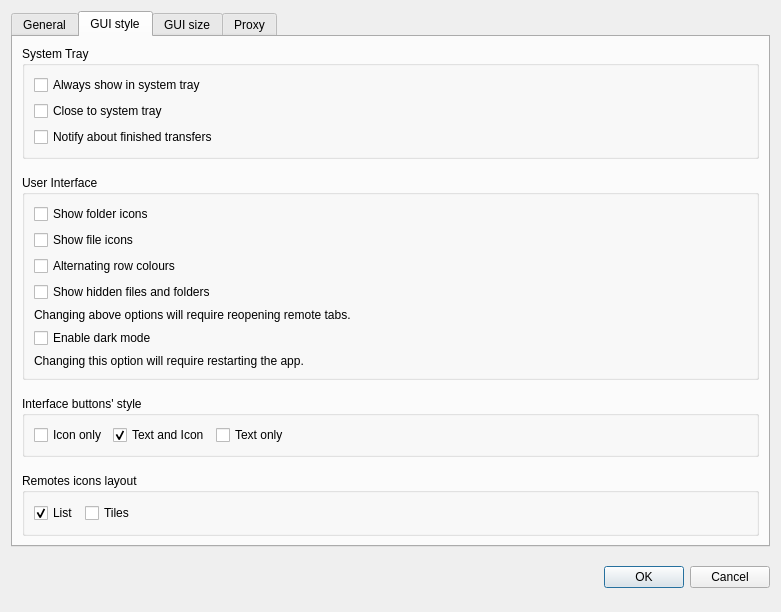
This is src/preferences_dialog.ui in holazt/RcloneBrowser as Qt 5 draws it before an edit. The edited form follows.
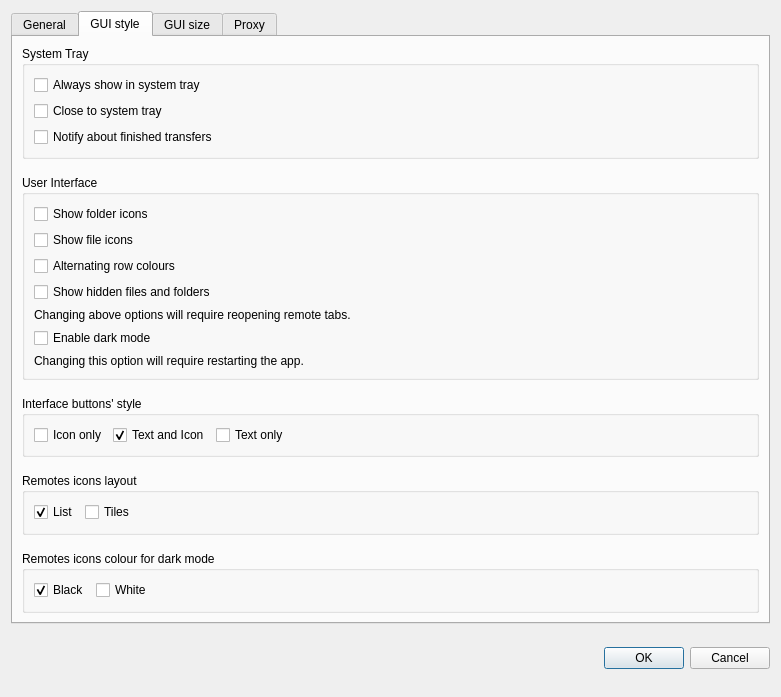
This is the edited form. The open tabs and pages were chosen to show the change.

Commit message:
dark mode refinement
new colour scheme  + remotes icons colour optional

```diff
--- a/src/preferences_dialog.ui
+++ b/src/preferences_dialog.ui
@@ -7,7 +7,7 @@
     <x>0</x>
     <y>0</y>
     <width>781</width>
-    <height>612</height>
+    <height>697</height>
    </rect>
   </property>
   <property name="sizePolicy">
@@ -666,6 +666,67 @@
          </layout>
         </widget>
        </item>
+       <item>
+        <spacer name="verticalSpacer_9">
+         <property name="orientation">
+          <enum>Qt::Vertical</enum>
+         </property>
+         <property name="sizeType">
+          <enum>QSizePolicy::Fixed</enum>
+         </property>
+         <property name="sizeHint" stdset="0">
+          <size>
+           <width>20</width>
+           <height>10</height>
+          </size>
+         </property>
+        </spacer>
+       </item>
+       <item>
+        <widget class="QGroupBox" name="remotes_colour">
+         <property name="title">
+          <string>Remotes icons colour for dark mode</string>
+         </property>
+         <layout class="QHBoxLayout" name="horizontalLayout_6">
+          <item>
+           <widget class="QCheckBox" name="cb_remotes_colour_black">
+            <property name="text">
+             <string>Black</string>
+            </property>
+            <property name="checked">
+             <bool>true</bool>
+            </property>
+            <property name="autoExclusive">
+             <bool>true</bool>
+            </property>
+           </widget>
+          </item>
+          <item>
+           <widget class="QCheckBox" name="cb_remotes_colour_white">
+            <property name="text">
+             <string>White</string>
+            </property>
+            <property name="autoExclusive">
+             <bool>true</bool>
+            </property>
+           </widget>
+          </item>
+          <item>
+           <spacer name="horizontalSpacer_6">
+            <property name="orientation">
+             <enum>Qt::Horizontal</enum>
+            </property>
+            <property name="sizeHint" stdset="0">
+             <size>
+              <width>40</width>
+              <height>20</height>
+             </size>
+            </property>
+           </spacer>
+          </item>
+         </layout>
+        </widget>
+       </item>
       </layout>
      </widget>
      <widget class="QWidget" name="tab_3">
```
Left out of the diff: 2 changed lines with no effect on the pictures. The commit also changes 5 other files.
